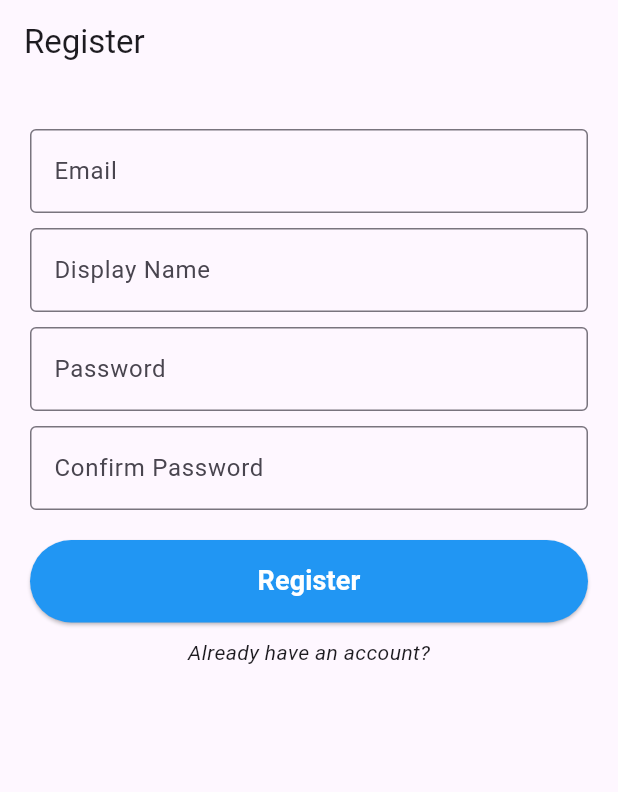
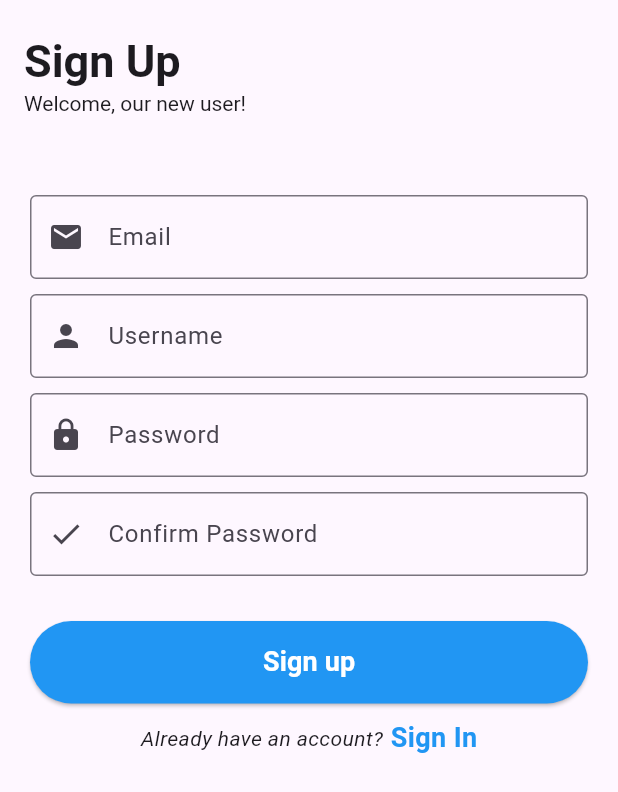
Before and after one commit to GaryXian/Flutter-Real-time-Messaging-and-Video-calls-Application, a Flutter app: the RegisterScreen screen opened directly, on a phone screen of 412 x 824 dp. Shown: the top 792 px of the screen. Run offline on Flutter 3.47's test engine with Material 3 defaults, Android fonts, the light colour scheme and no system bars; our stand-ins replace cloud_firestore, file_picker, firebase_auth, firebase_core, firebase_storage, google_sign_in and 1 more; missing offline and left inert: flutter_facebook_auth, mime_type; accounts and stored records are empty; network calls fail.

Commit message:
major ui fixes for login and register screens, adding google and facebook auth (not done)

```diff
--- a/lib/authentication_screens/register_screen.dart
+++ b/lib/authentication_screens/register_screen.dart
@@ -126,7 +126,25 @@ class _RegisterScreenState extends State<RegisterScreen> {
   Widget build(BuildContext context) {
     return Scaffold(
       appBar: AppBar(
-        title: const Text("Register"),
+        toolbarHeight: 100,
+        title: Column(
+          crossAxisAlignment: CrossAxisAlignment.start,
+          children: [
+            const Text(
+              "Sign Up",
+              style: TextStyle(
+                fontSize: 30,
+                fontWeight: FontWeight.bold,
+              ),
+            ),
+            const Text(
+              'Welcome, our new user!',
+              style: TextStyle(
+                fontSize: 14,
+              ),
+            )
+          ],
+        ),
         automaticallyImplyLeading: false,
       ),
       body: SingleChildScrollView(
@@ -140,13 +158,14 @@ class _RegisterScreenState extends State<RegisterScreen> {
                 controller: emailController,
                 decoration: const InputDecoration(
                   border: OutlineInputBorder(),
+                  prefixIcon: Icon(Icons.email),
                   labelText: "Email",
-                  hintText: 'Enter your email',
+                  hintText: 'Enter an email',
                 ),
                 keyboardType: TextInputType.emailAddress,
                 validator: (value) {
                   if (value == null || value.isEmpty) {
-                    return 'Please enter your email';
+                    return 'Please enter an email';
                   }
                   if (!RegExp(r'^[\w-\.]+@([\w-]+\.)+[\w-]{2,4}$').hasMatch(value)) {
                     return 'Please enter a valid email';
@@ -159,12 +178,13 @@ class _RegisterScreenState extends State<RegisterScreen> {
                 controller: displayNameController,
                 decoration: const InputDecoration(
                   border: OutlineInputBorder(),
-                  labelText: "Display Name",
-                  hintText: 'Enter a display name'
+                  prefixIcon: Icon(Icons.person),
+                  labelText: "Username",
+                  hintText: 'What would you like to be called?'
                 ),
                 validator: (value) {
                   if (value == null || value.isEmpty) {
-                    return 'Please enter a display name';
+                    return 'Please enter a username name';
                   }
                   if (value.length < 3) {
                     return 'Name must be at least 3 characters';
@@ -174,11 +194,13 @@ class _RegisterScreenState extends State<RegisterScreen> {
               ),
               const SizedBox(height: 10,),
               TextFormField(
+                keyboardType: TextInputType.visiblePassword,
                 controller: passwordController,
                 decoration: const InputDecoration(
                   border: OutlineInputBorder(),
+                  prefixIcon: Icon(Icons.lock),
                   labelText: "Password",
-                  hintText: 'Enter a password'
+                  hintText: 'Enter a password (6-16 characters)'
                 ),
                 obscureText: true,
                 validator: (value) {
@@ -193,27 +215,32 @@ class _RegisterScreenState extends State<RegisterScreen> {
               ),
               const SizedBox(height: 10,),
               TextFormField(
+                keyboardType: TextInputType.visiblePassword,
                 controller: confirmPasswordController,
                 decoration: const InputDecoration(
                   border: OutlineInputBorder(),
+                  prefixIcon: Icon(Icons.check),
                   labelText: "Confirm Password",
-                  hintText: 'Enter your password'
+                  hintText: 'Enter your password (6-16 characters)'
                 ),
                 obscureText: true,
                 validator: (value) {
+                  if (value == null || value.isEmpty) {
+                    return 'Please enter a password';
+                  }
                   if (value != passwordController.text) {
                     return 'Passwords do not match';
                   }
                   return null;
                 },
               ),
-              const SizedBox(height: 20),
+              const SizedBox(height: 30),
               ElevatedButton(
                 onPressed: _isRegistering ? null : _registerUser,
                 child: _isRegistering
                     ? const CircularProgressIndicator()
                     : const Text(
-                      "Register",
+                      "Sign up",
                       style: TextStyle(
                         color: Colors.white,
                         fontSize: 18,
@@ -226,16 +253,30 @@ class _RegisterScreenState extends State<RegisterScreen> {
                 ),
               ),
               const SizedBox(height: 10,),
+              Row(
+                mainAxisAlignment: MainAxisAlignment.center,
+                children: [
+                  Text(
+                    'Already have an account?',
+                    style: TextStyle(
+                      fontStyle: FontStyle.italic
+                    ),
+                  ),
+                  SizedBox(width: 5,),
                   InkWell(
                     onTap: () {
                       Navigator.pop(context);
                     },
                     child: const Text(
-                  'Already have an account?',
+                      'Sign In',
                       style: TextStyle(
-                    fontStyle: FontStyle.italic,
+                        color: Colors.blue,
+                        fontWeight: FontWeight.bold,
+                        fontSize: 18,
                       ),
                     ),
+                  ),
+                ],
               )
             ],
           ),
--- a/lib/main_screens/profile_screen.dart
+++ b/lib/main_screens/profile_screen.dart
@@ -410,7 +410,7 @@ class _ProfileScreenState extends State<ProfileScreen> {
         const Divider(),
         ListTile(
           leading: const Icon(Icons.exit_to_app),
-          title: const Text('Logout'),
+          title: const Text('Log Out'),
           trailing: const Icon(Icons.chevron_right),
           onTap: () => _logout(context),
         ),
--- a/lib/sub_screens/settings_screen.dart
+++ b/lib/sub_screens/settings_screen.dart
@@ -15,8 +15,6 @@ class _SettingsScreenState extends State<SettingsScreen> {
     return Scaffold(
       appBar: AppBar(
         elevation: 0,
-        backgroundColor: Colors.blueAccent,
-        foregroundColor: Colors.white,
         title: Text('Settings'),
       ),
       body: ListView(
```
Also changed, not shown: lib/authentication_screens/login_screen.dart (+91 -4 lines), pubspec.yaml (+6 -2 lines), lib/assets/images/google_icon.png (added), pubspec.lock, 5 other files. Lines whose indentation alone changed are shown as unchanged.
